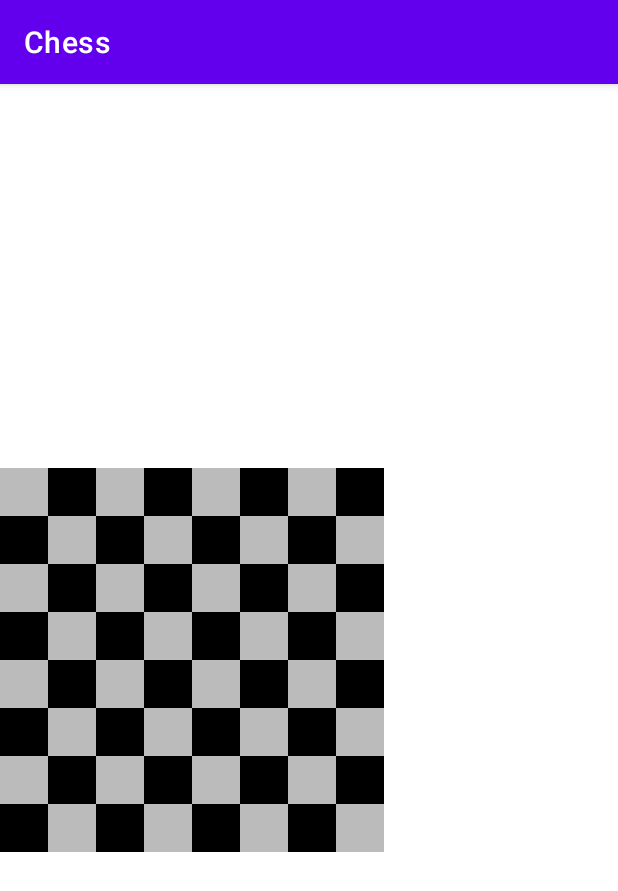
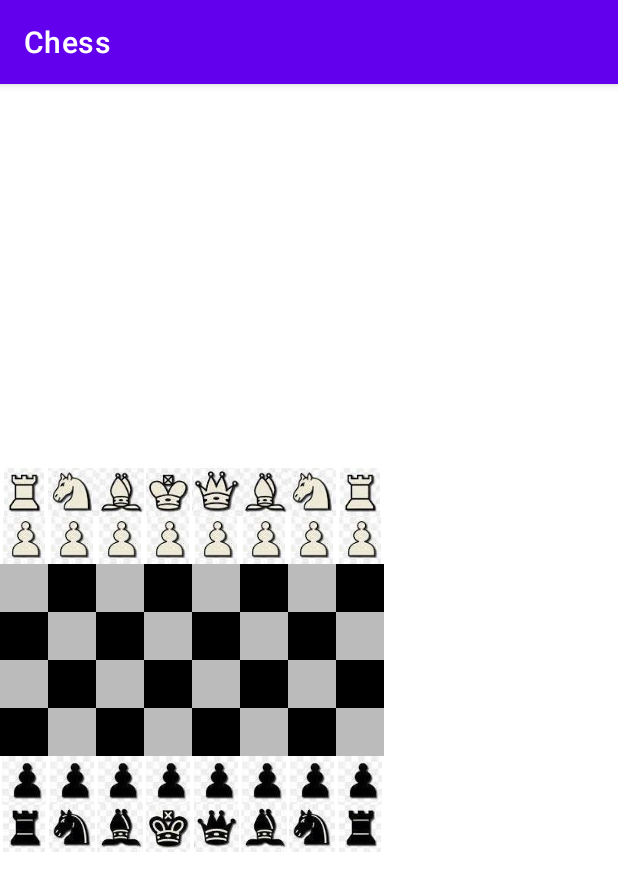
Before and after one commit to Ntuks/ChillChess, an Android app: the screen it shows after launch (MainActivity), on a phone screen of 412 x 824 dp. Shown: the top 891 px of the screen. Run offline under Robolectric (Android 15) with nearby library versions, the phone set to English and light mode, and no system bars.

Commit message:
initial implementation of showing pieces

```diff
--- a/app/src/main/java/com/projectthrive/chess/ui/main/GameModel.kt
+++ b/app/src/main/java/com/projectthrive/chess/ui/main/GameModel.kt
@@ -1,8 +1,56 @@
 package com.projectthrive.chess.ui.main
 
+import androidx.lifecycle.LiveData
+import androidx.lifecycle.MutableLiveData
 import androidx.lifecycle.ViewModel
 
-class GameModel() : ViewModel() {
+class GameModel(): ViewModel() {
+
+    companion object {
+        val piecesInGame = MutableLiveData<Map<Position, Piece>>()
+    }
+
+    fun initialPiecesSetup(): Map<Position, Piece> {
+        return mutableMapOf(
+            // WHITE BACK PIECES
+            Pair(Position(0,0), Piece(PieceType.ROOK, PieceColor.WHITE)),
+            Pair(Position(0,1), Piece(PieceType.KNIGHT, PieceColor.WHITE)),
+            Pair(Position(0,2), Piece(PieceType.BISHOP, PieceColor.WHITE)),
+            Pair(Position(0,3), Piece(PieceType.KING, PieceColor.WHITE)),
+            Pair(Position(0,4), Piece(PieceType.QUEEN, PieceColor.WHITE)),
+            Pair(Position(0,5), Piece(PieceType.BISHOP, PieceColor.WHITE)),
+            Pair(Position(0,6), Piece(PieceType.KNIGHT, PieceColor.WHITE)),
+            Pair(Position(0,7), Piece(PieceType.ROOK, PieceColor.WHITE)),
+            // WHITE PAWNS
+            Pair(Position(1,0), Piece(PieceType.PAWN, PieceColor.WHITE)),
+            Pair(Position(1,1), Piece(PieceType.PAWN, PieceColor.WHITE)),
+            Pair(Position(1,2), Piece(PieceType.PAWN, PieceColor.WHITE)),
+            Pair(Position(1,3), Piece(PieceType.PAWN, PieceColor.WHITE)),
+            Pair(Position(1,4), Piece(PieceType.PAWN, PieceColor.WHITE)),
+            Pair(Position(1,5), Piece(PieceType.PAWN, PieceColor.WHITE)),
+            Pair(Position(1,6), Piece(PieceType.PAWN, PieceColor.WHITE)),
+            Pair(Position(1,7), Piece(PieceType.PAWN, PieceColor.WHITE)),
+
+            // BLACK BACK PIECES
+            Pair(Position(7,0), Piece(PieceType.ROOK, PieceColor.BLACK)),
+            Pair(Position(7,1), Piece(PieceType.KNIGHT, PieceColor.BLACK)),
+            Pair(Position(7,2), Piece(PieceType.BISHOP, PieceColor.BLACK)),
+            Pair(Position(7,3), Piece(PieceType.KING, PieceColor.BLACK)),
+            Pair(Position(7,4), Piece(PieceType.QUEEN, PieceColor.BLACK)),
+            Pair(Position(7,5), Piece(PieceType.BISHOP, PieceColor.BLACK)),
+            Pair(Position(7,6), Piece(PieceType.KNIGHT, PieceColor.BLACK)),
+            Pair(Position(7,7), Piece(PieceType.ROOK, PieceColor.BLACK)),
+            // BLACK PAWNS
+            Pair(Position(6,0), Piece(PieceType.PAWN, PieceColor.BLACK)),
+            Pair(Position(6,1), Piece(PieceType.PAWN, PieceColor.BLACK)),
+            Pair(Position(6,2), Piece(PieceType.PAWN, PieceColor.BLACK)),
+            Pair(Position(6,3), Piece(PieceType.PAWN, PieceColor.BLACK)),
+            Pair(Position(6,4), Piece(PieceType.PAWN, PieceColor.BLACK)),
+            Pair(Position(6,5), Piece(PieceType.PAWN, PieceColor.BLACK)),
+            Pair(Position(6,6), Piece(PieceType.PAWN, PieceColor.BLACK)),
+            Pair(Position(6,7), Piece(PieceType.PAWN, PieceColor.BLACK))
+        )
+    }
 
 }
 
@@ -12,7 +60,7 @@ class GameModel() : ViewModel() {
  */
 data class Board(
         val highlightedPositions: List<Position>,
-        val piecesInGame: Map<Position, Piece>,
+        val piecesInGame: Map<Position, Piece>?,
         val piecesOutOfTheGame: Set<Piece>
 )
 
@@ -27,6 +75,8 @@ data class Piece(
         val color: PieceColor
 )
 
+
+
 enum class PieceType {
     PAWN,
     ROOK,
--- a/app/src/main/java/com/projectthrive/chess/ui/main/MainFragment.kt
+++ b/app/src/main/java/com/projectthrive/chess/ui/main/MainFragment.kt
@@ -10,6 +10,7 @@ import android.view.ViewGroup
 import android.widget.GridLayout
 import android.widget.ImageView
 import com.projectthrive.chess.R
+import com.projectthrive.chess.ui.main.GameModel.Companion.piecesInGame
 
 class MainFragment : Fragment() {
 
@@ -24,11 +25,19 @@ class MainFragment : Fragment() {
         val rootView = inflater.inflate(R.layout.main_fragment, container, false)
         val mainBoard = rootView.findViewById<GridLayout>(R.id.main_board)
 
+        viewModel = GameModel()
+        val pieces = viewModel.initialPiecesSetup()
+        piecesInGame.postValue(pieces)
+
         for (i in 0..7) {
             for (j in 0..7) {
                 val squareView =
                     layoutInflater.inflate(R.layout.square_view, mainBoard, false) as ImageView
-                squareView.setImageDrawable(getColoredSquare(i, j))
+                if (pieces.containsKey(Position(i,j))) {
+                    squareView.setImageDrawable(getPiece(pieceType = pieces[Position(i,j)]!!.pieceType, color = pieces[Position(i,j)]!!.color))
+                } else {
+                    squareView.setImageDrawable(getColoredSquare(i, j))
+                }
                 mainBoard.addView(squareView)
             }
         }
@@ -44,6 +53,41 @@ class MainFragment : Fragment() {
         }
     }
 
+    private fun getPiece(pieceType: PieceType,color: PieceColor) : Drawable? {
+        return when (pieceType) {
+            PieceType.ROOK -> if (color == PieceColor.BLACK) {
+                context?.getDrawable(R.mipmap.black_castle)
+            } else {
+                context?.getDrawable(R.mipmap.white_castle)
+            }
+            PieceType.KNIGHT -> if (color == PieceColor.BLACK) {
+                context?.getDrawable(R.mipmap.black_knight)
+            } else {
+                context?.getDrawable(R.mipmap.white_knight)
+            }
+            PieceType.BISHOP -> if (color == PieceColor.BLACK) {
+                context?.getDrawable(R.mipmap.black_bishop)
+            } else {
+                context?.getDrawable(R.mipmap.white_bishop)
+            }
+            PieceType.KING -> if (color == PieceColor.BLACK) {
+                context?.getDrawable(R.mipmap.black_king)
+            } else {
+                context?.getDrawable(R.mipmap.white_king)
+            }
+            PieceType.QUEEN -> if (color == PieceColor.BLACK) {
+                context?.getDrawable(R.mipmap.black_queen)
+            } else {
+                context?.getDrawable(R.mipmap.white_queen)
+            }
+            PieceType.PAWN -> if (color == PieceColor.BLACK) {
+                context?.getDrawable(R.mipmap.black_pawn)
+            } else {
+                context?.getDrawable(R.mipmap.white_pawn)
+            }
+        }
+    }
+
     override fun onActivityCreated(savedInstanceState: Bundle?) {
         super.onActivityCreated(savedInstanceState)
         viewModel = ViewModelProvider(this).get(GameModel::class.java)
```
Also changed, not shown: app/src/main/res/mipmap-hdpi/black_bishop.jpg (added), app/src/main/res/mipmap-hdpi/black_castle.jpg (added), app/src/main/res/mipmap-hdpi/black_king.jpg (added), app/src/main/res/mipmap-hdpi/black_knight.jpg (added), app/src/main/res/mipmap-hdpi/black_pawn.jpg (added), app/src/main/res/mipmap-hdpi/black_queen.jpg (added), app/src/main/res/mipmap-hdpi/white_bishop.jpg (added), app/src/main/res/mipmap-hdpi/white_castle.jpg (added), app/src/main/res/mipmap-hdpi/white_king.jpg (added), app/src/main/res/mipmap-hdpi/white_knight.jpg (added), app/src/main/res/mipmap-hdpi/white_pawn.jpg (added), app/src/main/res/mipmap-hdpi/white_queen.jpg (added).
